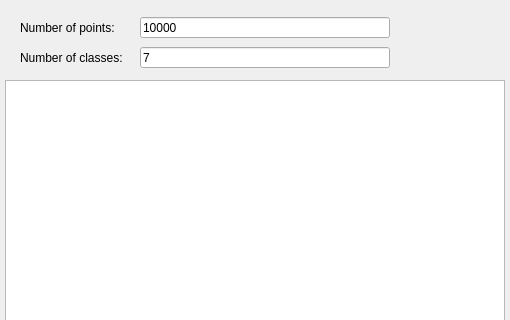
Old version of the form laba1/pattern_recognition_view.ui in the repository BSUIR-851/madm2021; both pictures show x 0 to 510 and y 0 to 320 of the 510 by 660 pixel window.
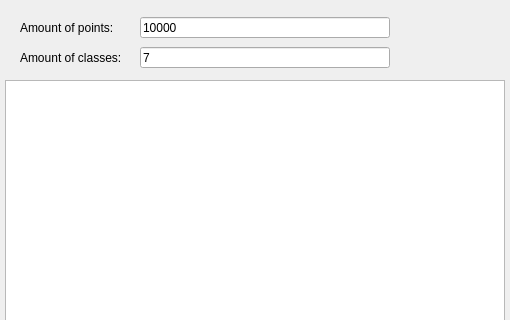
New version of the form.

Patch:
```diff
--- a/laba1/pattern_recognition_view.ui
+++ b/laba1/pattern_recognition_view.ui
@@ -54,7 +54,7 @@
     </rect>
    </property>
    <property name="text">
-    <string>Number of points:</string>
+    <string>Amount of points:</string>
    </property>
   </widget>
   <widget class="QLineEdit" name="le_number_of_classes">
@@ -86,7 +86,7 @@
     </rect>
    </property>
    <property name="text">
-    <string>Number of classes:</string>
+    <string>Amount of classes:</string>
    </property>
   </widget>
   <widget class="QGraphicsView" name="gv_canvas">
```
Left out of the diff: 8 changed lines with no effect on the pictures.
